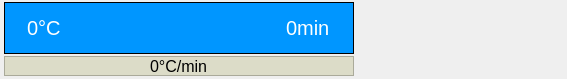
Old version of the form brew/widgets/mashLine.ui in the repository Zbysekz/pyBrew.
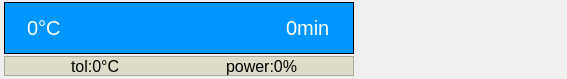
New version of the form.

Commit message: added tolerance field for recipe possible fix for overstepping problem

What changed in the file:
```diff
--- a/brew/widgets/mashLine.ui
+++ b/brew/widgets/mashLine.ui
@@ -184,6 +184,39 @@
       <property name="bottomMargin">
        <number>0</number>
       </property>
+      <item>
+       <widget class="QSpinBox" name="edit_tolerance">
+        <property name="font">
+         <font>
+          <pointsize>12</pointsize>
+         </font>
+        </property>
+        <property name="styleSheet">
+         <string notr="true"/>
+        </property>
+        <property name="frame">
+         <bool>false</bool>
+        </property>
+        <property name="alignment">
+         <set>Qt::AlignCenter</set>
+        </property>
+        <property name="buttonSymbols">
+         <enum>QAbstractSpinBox::NoButtons</enum>
+        </property>
+        <property name="specialValueText">
+         <string/>
+        </property>
+        <property name="suffix">
+         <string>°C</string>
+        </property>
+        <property name="prefix">
+         <string>tol:</string>
+        </property>
+        <property name="maximum">
+         <number>600</number>
+        </property>
+       </widget>
+      </item>
       <item>
        <widget class="QSpinBox" name="edit_gradient">
         <property name="font">
@@ -207,7 +240,10 @@
          <string/>
         </property>
         <property name="suffix">
-         <string>°C/min</string>
+         <string>%</string>
+        </property>
+        <property name="prefix">
+         <string>power:</string>
         </property>
         <property name="maximum">
          <number>600</number>
```
The commit also changes 5 other files.
